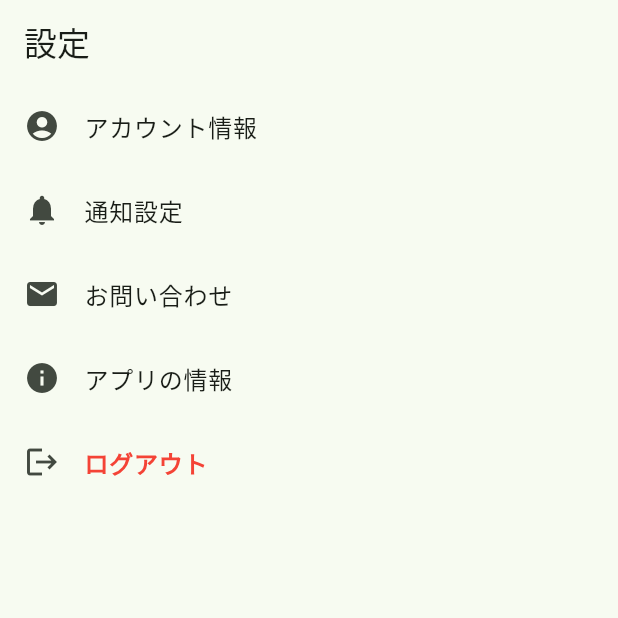
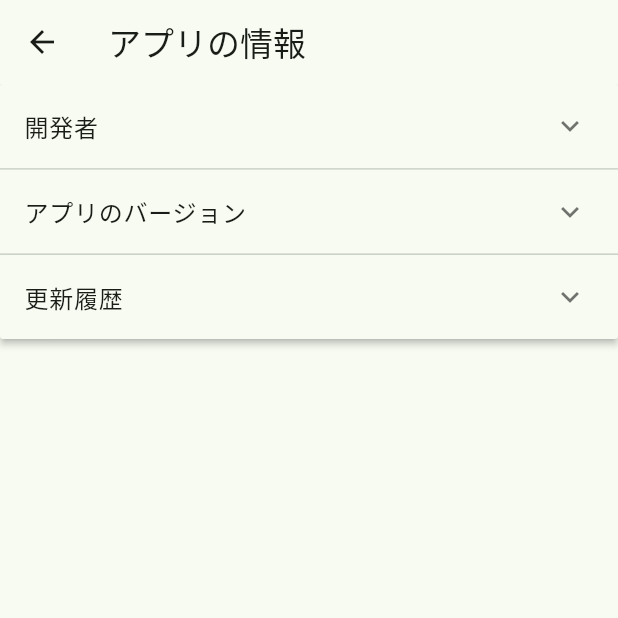
Before and after one commit to tarofess/green_heart, a Flutter app: the SettingsPage screen opened by its route, after a tap on "アプリの情報", on a phone screen of 412 x 824 dp, the top half of it. Run offline on Flutter 3.47's test engine with Material 3 defaults, Android fonts, the light colour scheme and no system bars; our stand-ins replace auth_buttons, cloud_firestore, firebase_auth, firebase_core, firebase_crashlytics, firebase_storage and 11 more; accounts and stored records are empty; generated files the repository leaves out were written again; Roboto replaces fonts that are missing (MPLUSRounded1c-Regular).

Commit message:
アプリの情報画面を作成

```diff
--- /dev/null
+++ b/assets/update_history.txt
@@ -0,0 +1,2 @@
+2024年10月10日
+- 軽微な不具合を修正しました。
--- /dev/null
+++ b/lib/application/di/settings_di.dart
@@ -0,0 +1,14 @@
+import 'package:hooks_riverpod/hooks_riverpod.dart';
+
+import 'package:green_heart/application/usecase/app_info_usecase.dart';
+import 'package:green_heart/infrastructure/repository/my_app_info_repository.dart';
+import 'package:green_heart/application/usecase/update_history_usecase.dart';
+import 'package:green_heart/infrastructure/repository/update_history_file_repository.dart';
+
+final appInfoUsecaseProvider = Provider(
+  (ref) => AppInfoUsecase(MyAppInfoRepository()),
+);
+
+final updateHistoryUsecaseProvider = Provider(
+  (ref) => UpdateHistoryUsecase(UpdateHistoryFileRepository()),
+);
--- /dev/null
+++ b/lib/application/interface/app_info_repository.dart
@@ -0,0 +1,3 @@
+abstract class AppInfoRepository {
+  Future<String> getAppVersion();
+}
--- /dev/null
+++ b/lib/application/interface/file_repository.dart
@@ -0,0 +1,3 @@
+abstract class FileRepository {
+  Future<String?> getFileText();
+}
--- /dev/null
+++ b/lib/application/usecase/app_info_usecase.dart
@@ -0,0 +1,15 @@
+import 'package:green_heart/application/interface/app_info_repository.dart';
+
+class AppInfoUsecase {
+  final AppInfoRepository _appInfoRepository;
+
+  AppInfoUsecase(this._appInfoRepository);
+
+  Future<String> execute() async {
+    try {
+      return await _appInfoRepository.getAppVersion();
+    } catch (e) {
+      throw Exception('アプリの情報を取得できませんでした。');
+    }
+  }
+}
--- /dev/null
+++ b/lib/application/usecase/update_history_usecase.dart
@@ -0,0 +1,15 @@
+import 'package:green_heart/application/interface/file_repository.dart';
+
+class UpdateHistoryUsecase {
+  final FileRepository _historyRepository;
+
+  UpdateHistoryUsecase(this._historyRepository);
+
+  Future<String?> execute() async {
+    try {
+      return await _historyRepository.getFileText();
+    } catch (e) {
+      throw Exception('ファイルの読み込みに失敗しました。');
+    }
+  }
+}
--- /dev/null
+++ b/lib/infrastructure/repository/my_app_info_repository.dart
@@ -0,0 +1,11 @@
+import 'package:package_info_plus/package_info_plus.dart';
+
+import 'package:green_heart/application/interface/app_info_repository.dart';
+
+class MyAppInfoRepository implements AppInfoRepository {
+  @override
+  Future<String> getAppVersion() async {
+    final packageInfo = await PackageInfo.fromPlatform();
+    return packageInfo.version;
+  }
+}
--- /dev/null
+++ b/lib/infrastructure/repository/update_history_file_repository.dart
@@ -0,0 +1,10 @@
+import 'package:flutter/services.dart';
+
+import 'package:green_heart/application/interface/file_repository.dart';
+
+class UpdateHistoryFileRepository implements FileRepository {
+  @override
+  Future<String?> getFileText() async {
+    return await rootBundle.loadString('assets/update_history.txt');
+  }
+}
--- /dev/null
+++ b/lib/presentation/page/app_info_page.dart
@@ -0,0 +1,69 @@
+import 'package:flutter/material.dart';
+import 'package:flutter_hooks/flutter_hooks.dart';
+import 'package:green_heart/application/di/settings_di.dart';
+import 'package:hooks_riverpod/hooks_riverpod.dart';
+
+class AppInfoPage extends HookConsumerWidget {
+  const AppInfoPage({super.key, required this.appInfo});
+
+  final String? appInfo;
+
+  @override
+  Widget build(BuildContext context, WidgetRef ref) {
+    final isExpandedList = useState<List<bool>>([false, false, false]);
+    final updateHistoryText = useState('');
+
+    useEffect(() {
+      Future<void> getUpdateHistory() async {
+        updateHistoryText.value =
+            await ref.read(updateHistoryUsecaseProvider).execute() ??
+                '更新履歴を取得できませんでした。';
+      }
+
+      try {
+        getUpdateHistory();
+      } catch (e) {
+        return;
+      }
+      return;
+    });
+
+    return Scaffold(
+      appBar: AppBar(title: const Text('アプリの情報')),
+      body: SingleChildScrollView(
+        child: ExpansionPanelList(
+          expansionCallback: (int index, bool isExpanded) {
+            isExpandedList.value = isExpandedList.value
+                .asMap()
+                .map((i, value) => MapEntry(i, i == index ? !value : value))
+                .values
+                .toList();
+          },
+          children: [
+            ExpansionPanel(
+              headerBuilder: (BuildContext context, bool isExpanded) {
+                return const ListTile(title: Text('開発者'));
+              },
+              body: const ListTile(title: Text('ところやまたろう')),
+              isExpanded: isExpandedList.value[0],
+            ),
+            ExpansionPanel(
+              headerBuilder: (BuildContext context, bool isExpanded) {
+                return const ListTile(title: Text('アプリのバージョン'));
+              },
+              body: ListTile(title: Text(appInfo ?? '不明')),
+              isExpanded: isExpandedList.value[1],
+            ),
+            ExpansionPanel(
+              headerBuilder: (BuildContext context, bool isExpanded) {
+                return const ListTile(title: Text('更新履歴'));
+              },
+              body: ListTile(title: Text(updateHistoryText.value)),
+              isExpanded: isExpandedList.value[2],
+            ),
+          ],
+        ),
+      ),
+    );
+  }
+}
--- a/lib/presentation/page/settings_page.dart
+++ b/lib/presentation/page/settings_page.dart
@@ -1,8 +1,11 @@
 import 'package:flutter/material.dart';
+import 'package:go_router/go_router.dart';
+import 'package:hooks_riverpod/hooks_riverpod.dart';
+
 import 'package:green_heart/application/di/auth_di.dart';
+import 'package:green_heart/application/di/settings_di.dart';
 import 'package:green_heart/presentation/dialog/confirmation_dialog.dart';
 import 'package:green_heart/presentation/dialog/error_dialog.dart';
-import 'package:hooks_riverpod/hooks_riverpod.dart';
 
 class SettingsPage extends ConsumerWidget {
   const SettingsPage({super.key});
@@ -51,7 +54,22 @@ class SettingsPage extends ConsumerWidget {
     return ListTile(
       leading: const Icon(Icons.info),
       title: const Text('アプリの情報'),
-      onTap: () {},
+      onTap: () async {
+        try {
+          final appInfo = await ref.read(appInfoUsecaseProvider).execute();
+          if (context.mounted) {
+            context.push('/app_info', extra: {'app_info': appInfo});
+          }
+        } catch (e) {
+          if (context.mounted) {
+            showErrorDialog(
+              context: context,
+              title: 'アプリ情報取得エラー',
+              content: e.toString(),
+            );
+          }
+        }
+      },
     );
   }
 
--- a/lib/presentation/router/router.dart
+++ b/lib/presentation/router/router.dart
@@ -1,5 +1,6 @@
 import 'package:flutter/material.dart';
 import 'package:go_router/go_router.dart';
+import 'package:green_heart/presentation/page/app_info_page.dart';
 import 'package:green_heart/presentation/page/settings_page.dart';
 import 'package:hooks_riverpod/hooks_riverpod.dart';
 
@@ -29,6 +30,15 @@ final routerProvider = Provider<GoRouter>((ref) {
         path: '/settings',
         builder: (context, state) => const SettingsPage(),
       ),
+      GoRoute(
+        path: '/app_info',
+        builder: (context, state) {
+          final Map<String, dynamic> extra =
+              state.extra as Map<String, dynamic>;
+          final appInfo = extra['app_info'] as String?;
+          return AppInfoPage(appInfo: appInfo);
+        },
+      ),
     ],
     redirect: (BuildContext context, GoRouterState state) {
       final isNotLoggedIn = authState.value == null;
--- a/pubspec.yaml
+++ b/pubspec.yaml
@@ -54,6 +54,7 @@ dependencies:
   permission_handler:
   flutter_screenutil:
   intl:
+  package_info_plus:
 
   # The following adds the Cupertino Icons font to your application.
   # Use with the CupertinoIcons class for iOS style icons.
@@ -83,8 +84,8 @@ flutter:
   uses-material-design: true
 
   # To add assets to your application, add an assets section, like this:
-  # assets:
-  #   - images/a_dot_burr.jpeg
+  assets:
+    - assets/update_history.txt
   #   - images/a_dot_ham.jpeg
 
   # An image asset can refer to one or more resolution-specific "variants", see
@@ -98,6 +99,7 @@ flutter:
   # "family" key with the font family name, and a "fonts" key with a
   # list giving the asset and other descriptors for the font. For
   # example:
+
   fonts:
     - family: MPLUSRounded1c-Regular
       fonts:
```
